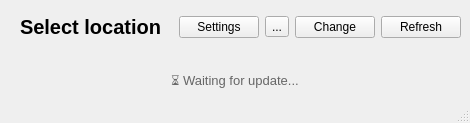
First picture: the form in src/ui/MainWindow.ui, repository hidden-life/AtmoSense, before the edit.
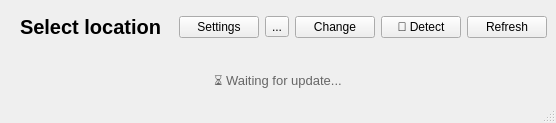
Second picture: the form after the edit. Icons and pictures are not drawn. Custom widgets are drawn as their Qt base class.

Commit message: Add possibility to detect location by user IP address.

```diff
--- a/src/ui/MainWindow.ui
+++ b/src/ui/MainWindow.ui
@@ -65,6 +65,16 @@
         </property>
        </widget>
       </item>
+      <item>
+       <widget class="QPushButton" name="detectLocationButton">
+        <property name="text">
+         <string>📍 Detect</string>
+        </property>
+        <property name="toolTip">
+         <string>Detect current location via IP</string>
+        </property>
+       </widget>
+      </item>
       <item>
        <widget class="QPushButton" name="refreshButton">
         <property name="text">
```
Left out of the diff: 6 changed lines with no effect on the pictures. Lines whose indentation alone changed are shown as unchanged. The commit also changes 4 other files.
